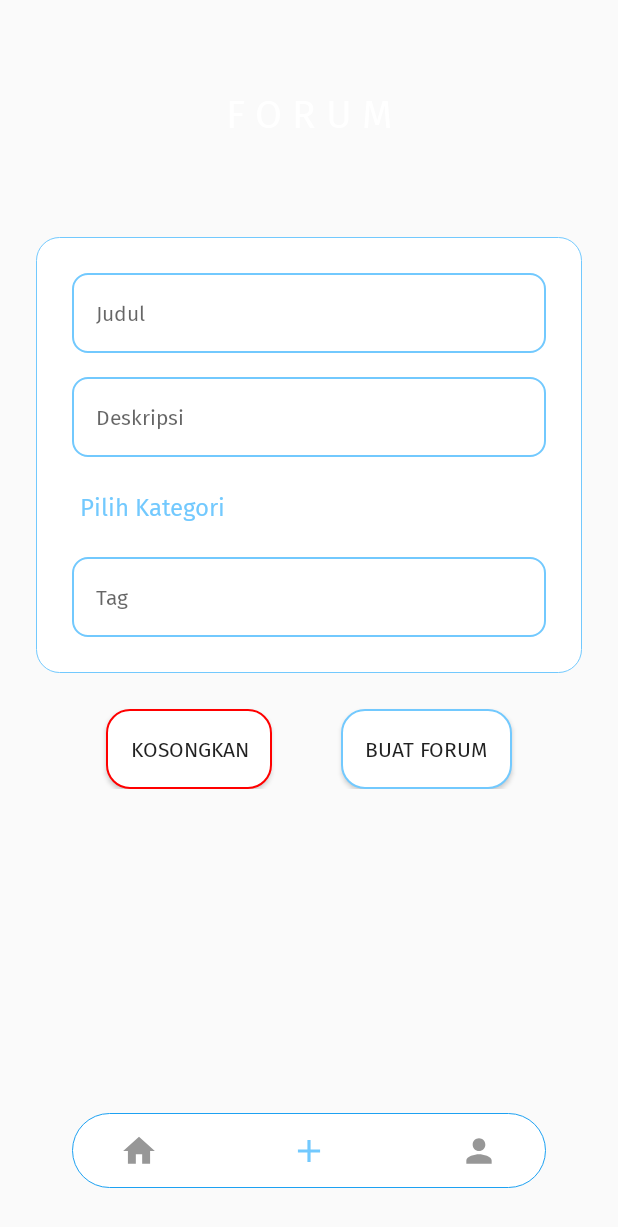
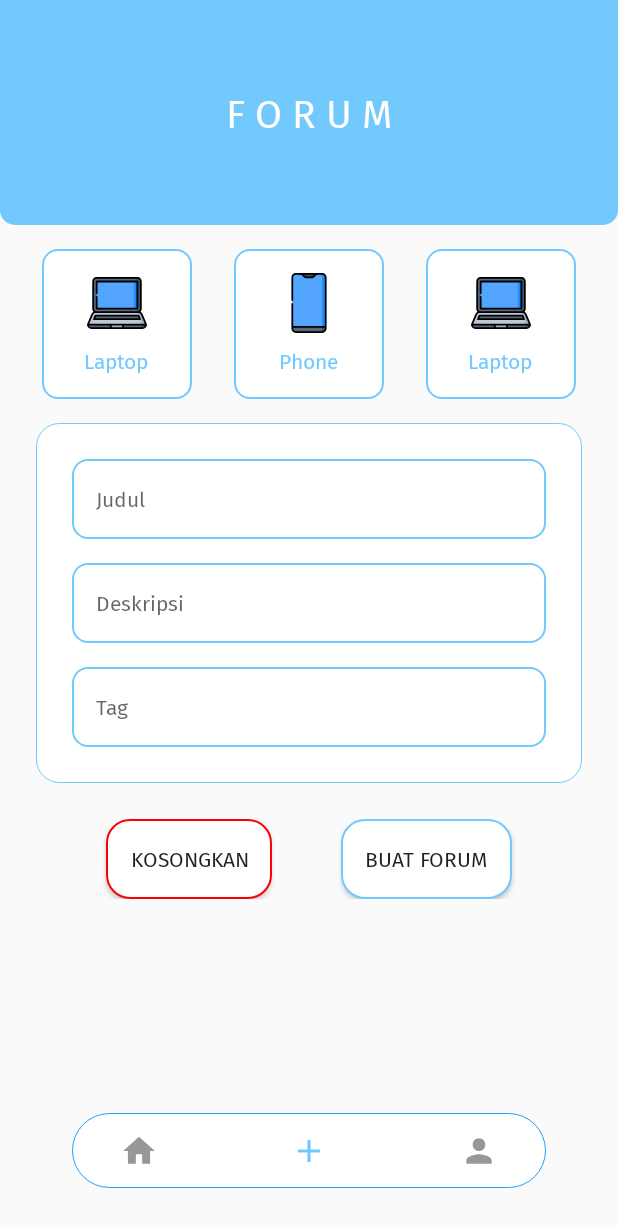
Before and after one commit to maulanarasoky/Dr-Tech, an Android app: the screen it shows after launch (MainActivity), after a tap on an icon or button, on a phone screen of 412 x 824 dp. Shown: the top 1227 px of the screen. Run offline under Robolectric (Android 15) with nearby library versions, the phone set to English and light mode, and no system bars; our stand-ins replace Firebase (no records; nobody signed in at launch, a user with empty details on screens opened directly); libraries missing offline, so code that uses them is left out: cn.pedant, com.synnapps.carouselview; 2 statements that could not run were skipped.

Commit message:
Change AddForum Layout

```diff
--- a/app/src/main/java/com/example/drtech/fragment/AddForum.kt
+++ b/app/src/main/java/com/example/drtech/fragment/AddForum.kt
@@ -34,14 +34,6 @@ class AddForum : Fragment() {
         super.onViewCreated(view, savedInstanceState)
         database = FirebaseDatabase.getInstance().reference
 
-        activity?.applicationContext?.let {
-            ArrayAdapter.createFromResource(it, R.array.forumCategory, R.layout.spinner_item)
-                .also { adapter ->
-                    adapter.setDropDownViewResource(android.R.layout.simple_spinner_dropdown_item)
-                    forumCategory.adapter = adapter
-                }
-        }
-
         countChildren()
 
         submit.setOnClickListener {
@@ -76,7 +68,7 @@ class AddForum : Fragment() {
 
     private fun addForum(){
         val id = database.push().key
-        val data = Forum(id, forumTitle.text.toString(), forumDescription.text.toString(), forumCategory.selectedItem.toString(), forumTags.text.toString(), "0")
+        val data = Forum(id, forumTitle.text.toString(), forumDescription.text.toString(), "", forumTags.text.toString(), "0")
         database.child("Forums").child(id.toString()).setValue(data)
         count++
         clear()
--- a/app/src/main/res/layout/fragment_add_forum.xml
+++ b/app/src/main/res/layout/fragment_add_forum.xml
@@ -13,6 +13,7 @@
             android:id="@+id/toolBar"
             android:layout_width="match_parent"
             android:layout_height="150dp"
+            android:background="@drawable/action_bar_3"
             app:layout_constraintStart_toStartOf="parent"
             app:layout_constraintTop_toTopOf="parent" />
 
@@ -30,18 +31,107 @@
             app:layout_constraintTop_toTopOf="@id/toolBar" />
 
         <LinearLayout
+            android:id="@+id/laptop"
+            android:layout_width="100dp"
+            android:layout_height="100dp"
+            android:layout_marginTop="@dimen/activity_vertical_margin"
+            android:background="@drawable/background_forum_specialist"
+            android:orientation="vertical"
+            android:padding="@dimen/activity_vertical_margin"
+            app:layout_constraintStart_toStartOf="parent"
+            app:layout_constraintEnd_toStartOf="@id/smartphone"
+            app:layout_constraintTop_toBottomOf="@id/toolBar">
+
+            <ImageView
+                android:layout_width="40dp"
+                android:layout_height="40dp"
+                android:layout_gravity="center"
+                android:src="@drawable/ic_laptop" />
+
+            <TextView
+                android:layout_width="wrap_content"
+                android:layout_height="wrap_content"
+                android:layout_gravity="center"
+                android:layout_marginTop="8dp"
+                android:fontFamily="@font/firasans"
+                android:text="Laptop"
+                android:textColor="@color/twitterColour"
+                android:textSize="14sp" />
+        </LinearLayout>
+
+        <LinearLayout
+            android:id="@+id/smartphone"
+            android:layout_width="100dp"
+            android:layout_height="100dp"
+            android:layout_marginTop="@dimen/activity_vertical_margin"
+            android:background="@drawable/background_forum_specialist"
+            android:orientation="vertical"
+            android:padding="@dimen/activity_vertical_margin"
+            app:layout_constraintStart_toEndOf="@id/laptop"
+            app:layout_constraintEnd_toStartOf="@id/computer"
+            app:layout_constraintTop_toBottomOf="@id/toolBar">
+
+            <ImageView
+                android:layout_width="40dp"
+                android:layout_height="40dp"
+                android:layout_gravity="center"
+                android:src="@drawable/ic_smartphone" />
+
+            <TextView
+                android:layout_width="wrap_content"
+                android:layout_height="wrap_content"
+                android:layout_gravity="center"
+                android:layout_marginTop="8dp"
+                android:fontFamily="@font/firasans"
+                android:text="Phone"
+                android:textColor="@color/twitterColour"
+                android:textSize="14sp" />
+        </LinearLayout>
+
+        <LinearLayout
+            android:id="@+id/computer"
+            android:layout_width="100dp"
+            android:layout_height="100dp"
+            android:layout_marginTop="@dimen/activity_vertical_margin"
+            android:background="@drawable/background_forum_specialist"
+            android:orientation="vertical"
+            android:padding="@dimen/activity_vertical_margin"
+            app:layout_constraintStart_toEndOf="@id/smartphone"
+            app:layout_constraintEnd_toEndOf="parent"
+            app:layout_constraintTop_toBottomOf="@id/toolBar">
+
+            <ImageView
+                android:layout_width="40dp"
+                android:layout_height="40dp"
+                android:layout_gravity="center"
+                android:src="@drawable/ic_laptop" />
+
+            <TextView
+                android:layout_width="wrap_content"
+                android:layout_height="wrap_content"
+                android:layout_gravity="center"
+                android:layout_marginTop="8dp"
+                android:fontFamily="@font/firasans"
+                android:text="Laptop"
+                android:textColor="@color/twitterColour"
+                android:textSize="14sp" />
+        </LinearLayout>
+
+
+
+        <LinearLayout
             android:id="@+id/background"
             android:layout_width="match_parent"
             android:layout_height="wrap_content"
             android:layout_marginStart="24dp"
-            android:layout_marginTop="8dp"
+            android:layout_marginTop="@dimen/activity_vertical_margin"
             android:layout_marginEnd="24dp"
             android:background="@drawable/background_add_forum"
             android:orientation="vertical"
             android:padding="24dp"
             app:layout_constraintEnd_toEndOf="parent"
             app:layout_constraintStart_toStartOf="parent"
-            app:layout_constraintTop_toBottomOf="@id/toolBar">
+            app:layout_constraintTop_toBottomOf="@id/laptop">
 
             <TableLayout
                 android:layout_width="match_parent"
@@ -85,19 +175,6 @@
                         android:textColor="@android:color/black"
                         android:textCursorDrawable="@drawable/color_cursor"
                         android:textSize="14sp" />
-                </TableRow>
-
-                <TableRow
-                    android:layout_width="match_parent"
-                    android:layout_height="wrap_content"
-                    android:layout_marginTop="@dimen/activity_vertical_margin">
-
-                    <Spinner
-                        android:id="@+id/forumCategory"
-                        android:layout_width="195dp"
-                        android:layout_height="wrap_content"
-                        android:theme="@style/Spinner"
-                        android:spinnerMode="dropdown" />
                 </TableRow>
 
                 <TableRow
--- a/app/src/main/res/values/strings.xml
+++ b/app/src/main/res/values/strings.xml
@@ -3,11 +3,4 @@
 
     <!-- TODO: Remove or change this placeholder text -->
     <string name="hello_blank_fragment">Hello blank fragment</string>
-
-    <string-array name="forumCategory">
-        <item>Pilih Kategori</item>
-        <item>Komputer</item>
-        <item>Laptop</item>
-        <item>Smartphone</item>
-    </string-array>
 </resources>
```
